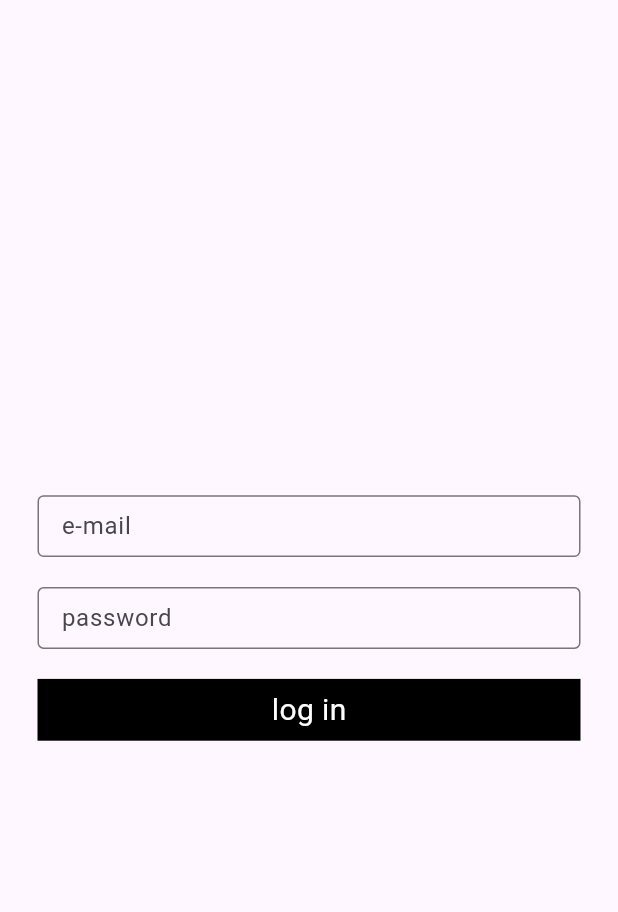
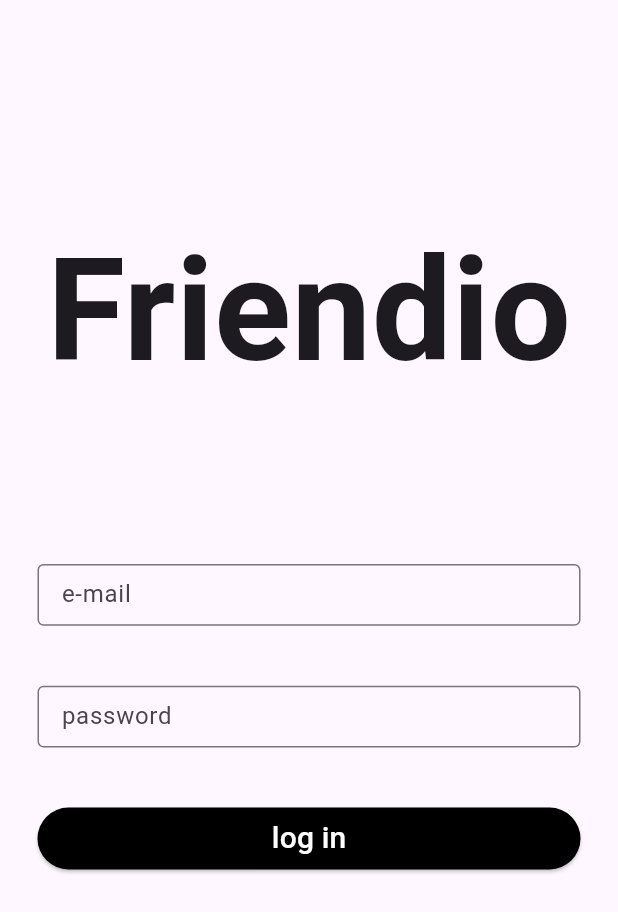
Before and after one commit to Di0nigi/friendio, a Flutter app: the screen it shows after launch, on a phone screen of 412 x 824 dp. Shown: the top 912 px of the screen. Run offline on Flutter 3.47's test engine with Material 3 defaults, Android fonts, the phone set to English and light mode, and no system bars; Roboto replaces fonts that are missing (ubuntu).

Commit message:
icon and fonts added

```diff
--- a/lib/loginScreen.dart
+++ b/lib/loginScreen.dart
@@ -17,7 +17,23 @@ class _LogInState extends State<LogIn> {
       body: Container(
         child: Align(
           alignment: Alignment.center,
-        child: Column(mainAxisAlignment: MainAxisAlignment.center,crossAxisAlignment: CrossAxisAlignment.center,children: [
+        child: Column(mainAxisAlignment: MainAxisAlignment.start,crossAxisAlignment: CrossAxisAlignment.center,children: [
+          Padding(padding: EdgeInsets.all(70)),
+          Text("Friendio", style: TextStyle(
+            fontFamily: "ubuntu",
+            fontWeight: FontWeight.bold,
+            fontSize: 95
+          ),),
+         /* Container(
+            width: height/10,
+            height: height/10,
+            decoration: BoxDecoration(
+              image: DecorationImage(
+                  image: AssetImage(logo),
+                  fit: BoxFit.fill,
+                ),),
+          ),*/
+          Padding(padding: EdgeInsets.all(50)),
           Container(
             width: width - 50,
             height: height / 20,
@@ -28,7 +44,7 @@ class _LogInState extends State<LogIn> {
               ),
             ),
           ),
-          Padding(padding: EdgeInsets.all(10)),
+          Padding(padding: EdgeInsets.all(20)),
           Container(
               width: width - 50,
               height: height / 20,
@@ -37,20 +53,39 @@ class _LogInState extends State<LogIn> {
                   labelText: 'password',
                   border: OutlineInputBorder(),
                 ),
-              )),
-          Padding(padding: EdgeInsets.all(10)),
+
+              ),),
+          Padding(padding: EdgeInsets.all(20)),
           Container(
             width: width - 50,
             height: height / 20,
-            color: Colors.black,
-            child: GestureDetector(
+            /*decoration: BoxDecoration(
+                        boxShadow: [
+                          BoxShadow(
+                            color: Color.fromARGB(150, 0, 0, 0),
+                            blurRadius: 1,
+                            spreadRadius: 0.5,
+                          ),
+                        ],
+                        color: Color.fromARGB(255, 0, 0, 0),
+                        borderRadius: BorderRadius.all(Radius.circular(25))
+                        ),*/
+            child: ElevatedButton(
               child:Align(
                 alignment: Alignment.center,
               child: Text("log in", style: TextStyle( color: Colors.white
-              , fontSize: 20))),
-              onTap: () {
+              , fontSize: 20, fontFamily: "ubuntu"))),
+              onPressed: () {
                 print("tapped");
               },
+              style: ButtonStyle(
+                 backgroundColor: MaterialStateProperty.all<Color>(Colors.black),
+                 shape: MaterialStateProperty.all<RoundedRectangleBorder>(
+                RoundedRectangleBorder(
+                  borderRadius: BorderRadius.circular(25.0),
+                ),
+              ),
+              ),
             ),
           )
         ]),
--- a/lib/main.dart
+++ b/lib/main.dart
@@ -3,6 +3,9 @@ import 'package:friendio/loginScreen.dart';
 
 var width = 0.0;
 var height = 0.0;
+String logo = "assets\\friendioicon.png";
+
+List<Color> palette = [Color.fromARGB(255, 0, 0, 0)];
 
 void main() {
   runApp(const MyApp());
```
Also changed, not shown: pubspec.yaml (+15 -0 lines), assets/fonts/UbuntuSans-VariableFont_wdth,wght.ttf (added), assets/fonts/UbuntuSans_Condensed-Bold.ttf (added), assets/friendioLogo.png (added), assets/friendioicon.png (added), pubspec.lock, 27 other files.
